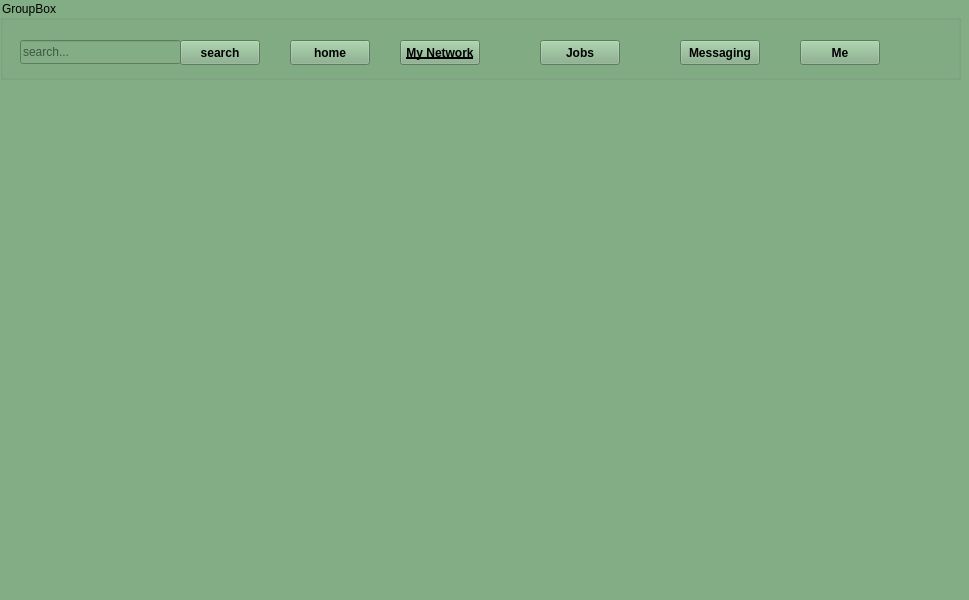
The window that my_networks_karbar.ui (white-vessel/eyd-project) describes before a commit, drawn with Qt 5.
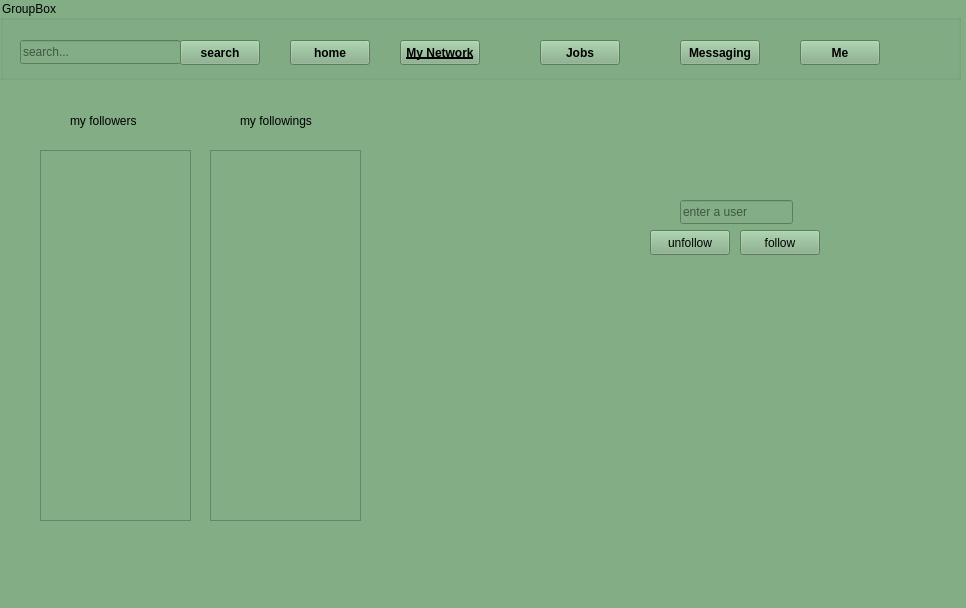
The same window after the commit.

```diff
--- a/my_networks_karbar.ui
+++ b/my_networks_karbar.ui
@@ -6,8 +6,8 @@
    <rect>
     <x>0</x>
     <y>0</y>
-    <width>969</width>
-    <height>600</height>
+    <width>966</width>
+    <height>608</height>
    </rect>
   </property>
   <property name="windowTitle">
@@ -169,6 +169,94 @@
      </property>
     </widget>
    </widget>
+   <widget class="QTableView" name="tableView">
+    <property name="geometry">
+     <rect>
+      <x>40</x>
+      <y>150</y>
+      <width>151</width>
+      <height>371</height>
+     </rect>
+    </property>
+   </widget>
+   <widget class="QLabel" name="label">
+    <property name="enabled">
+     <bool>false</bool>
+    </property>
+    <property name="geometry">
+     <rect>
+      <x>70</x>
+      <y>100</y>
+      <width>91</width>
+      <height>41</height>
+     </rect>
+    </property>
+    <property name="text">
+     <string>my followers</string>
+    </property>
+   </widget>
+   <widget class="QTableView" name="tableView_2">
+    <property name="geometry">
+     <rect>
+      <x>210</x>
+      <y>150</y>
+      <width>151</width>
+      <height>371</height>
+     </rect>
+    </property>
+   </widget>
+   <widget class="QLabel" name="label_2">
+    <property name="geometry">
+     <rect>
+      <x>240</x>
+      <y>110</y>
+      <width>81</width>
+      <height>21</height>
+     </rect>
+    </property>
+    <property name="text">
+     <string>my followings</string>
+    </property>
+   </widget>
+   <widget class="QLineEdit" name="lineEdit_2">
+    <property name="geometry">
+     <rect>
+      <x>680</x>
+      <y>200</y>
+      <width>113</width>
+      <height>24</height>
+     </rect>
+    </property>
+    <property name="placeholderText">
+     <string>enter a user</string>
+    </property>
+   </widget>
+   <widget class="QPushButton" name="pushButton_6">
+    <property name="geometry">
+     <rect>
+      <x>740</x>
+      <y>230</y>
+      <width>80</width>
+      <height>25</height>
+     </rect>
+    </property>
+    <property name="text">
+     <string>follow</string>
+    </property>
+   </widget>
+   <widget class="QPushButton" name="pushButton_7">
+    <property name="geometry">
+     <rect>
+      <x>650</x>
+      <y>230</y>
+      <width>80</width>
+      <height>25</height>
+     </rect>
+    </property>
+    <property name="text">
+     <string>unfollow</string>
+    </property>
+   </widget>
   </widget>
   <widget class="QMenuBar" name="menubar">
    <property name="geometry">
```
Left out of the diff: 2 changed lines with no effect on the pictures.
